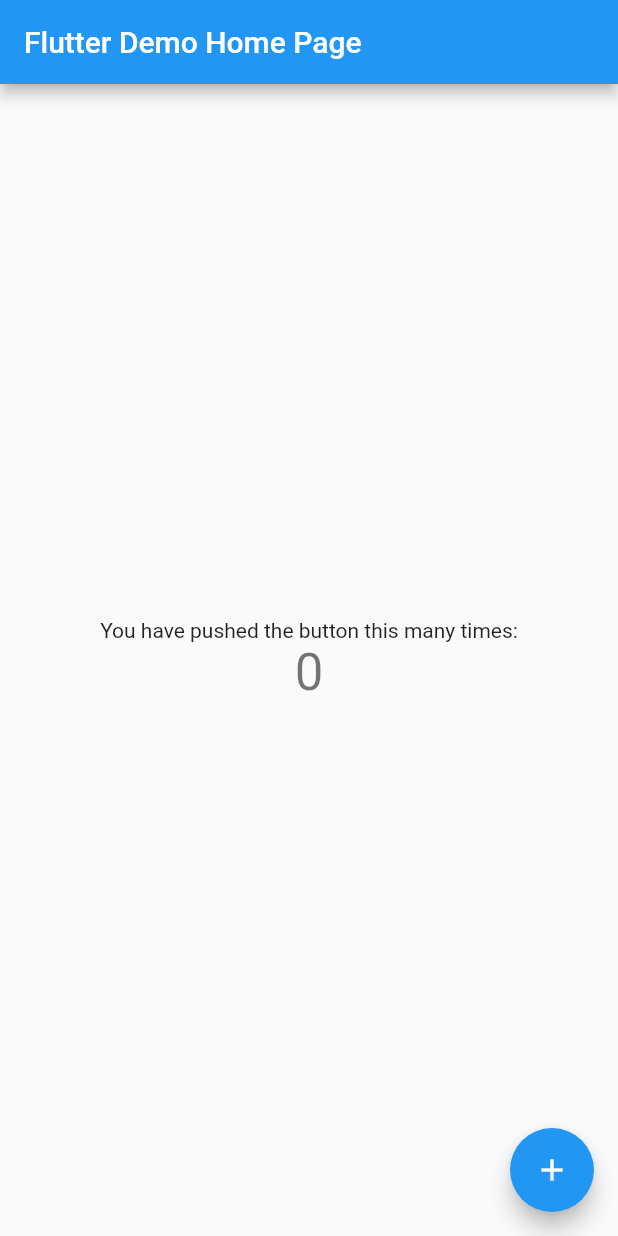
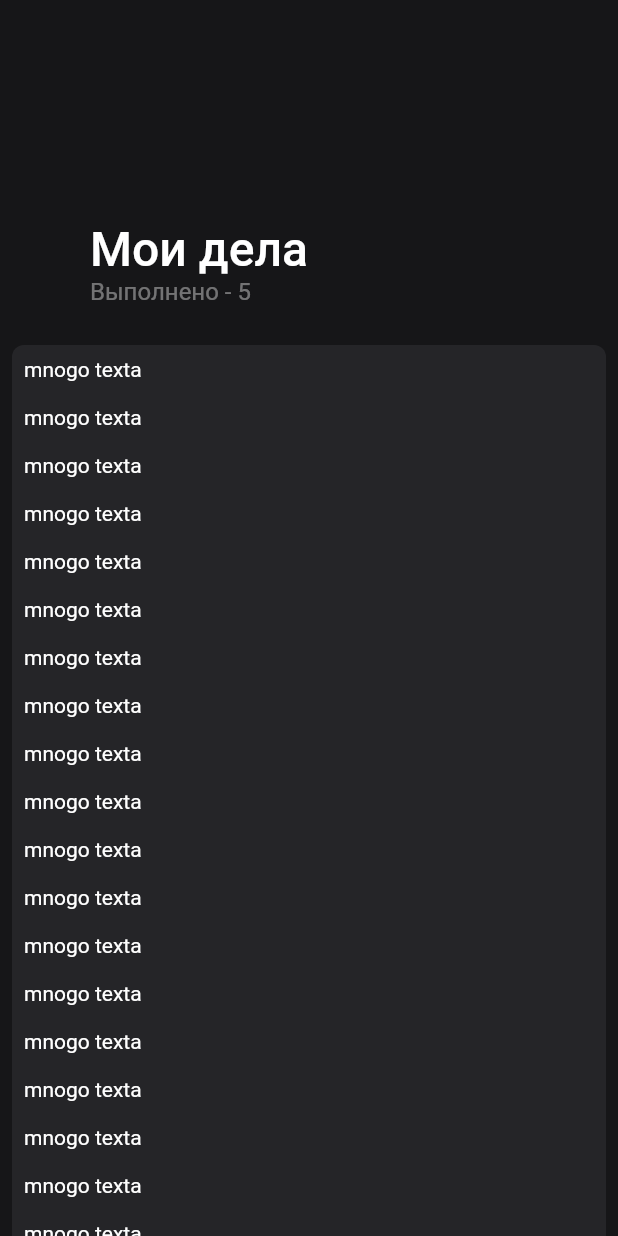
Before and after one commit to Orillio/todo_list, a Flutter app: the screen it shows after launch, on a phone screen of 412 x 824 dp. Run offline on Flutter 3.47's test engine with Material 2 defaults, Android fonts, the phone set to English and light mode, and no system bars.

Commit message:
add main layout in home screen

```diff
--- /dev/null
+++ b/lib/components/shared/large_title.dart
@@ -0,0 +1,14 @@
+import 'package:flutter/material.dart';
+
+class LargeTitle extends StatelessWidget {
+  final String title;
+  const LargeTitle({Key? key, required this.title}) : super(key: key);
+
+  @override
+  Widget build(BuildContext context) {
+    return Text(
+      title,
+      style: Theme.of(context).textTheme.titleLarge
+    );
+  }
+}
--- /dev/null
+++ b/lib/components/shared/small_label.dart
@@ -0,0 +1,14 @@
+import 'package:flutter/material.dart';
+
+class SmallLabel extends StatelessWidget {
+  final String text;
+  const SmallLabel(this.text ,{Key? key}) : super(key: key);
+
+  @override
+  Widget build(BuildContext context) {
+    return Text(
+      text,
+      style: Theme.of(context).textTheme.labelSmall,
+    );
+  }
+}
--- /dev/null
+++ b/lib/components/todo_list.dart
@@ -0,0 +1,31 @@
+import 'package:flutter/material.dart';
+
+class TodoList extends StatefulWidget {
+  const TodoList({Key? key}) : super(key: key);
+
+  @override
+  State<TodoList> createState() => _TodoListState();
+}
+
+class _TodoListState extends State<TodoList> {
+  @override
+  Widget build(BuildContext context) {
+    return  Container(
+      decoration: BoxDecoration(
+        borderRadius: BorderRadius.circular(8),
+        color: Theme.of(context).colorScheme.secondary
+      ),
+      child: ListView.builder(
+        shrinkWrap: true,
+        physics: NeverScrollableScrollPhysics(),
+        itemCount: 30,
+        itemBuilder: (context, index) {
+          return Padding(
+            padding: const EdgeInsets.all(8.0),
+            child: Text("mnogo texta"),
+          );
+        },
+      ),
+    );
+  }
+}
--- /dev/null
+++ b/lib/components/todo_list_header.dart
@@ -0,0 +1,57 @@
+import 'package:flutter/material.dart';
+import 'package:todo_list/components/shared/large_title.dart';
+import 'package:todo_list/components/shared/small_label.dart';
+
+class TodoListHeader extends SliverPersistentHeaderDelegate {
+  final double maximumExtent;
+  final double minimumExtent;
+
+  TodoListHeader({
+    required this.minimumExtent,
+    required this.maximumExtent,
+  });
+
+  @override
+  Widget build(
+      BuildContext context, double shrinkOffset, bool overlapsContent) {
+    return Stack(
+      fit: StackFit.expand,
+      children: [
+        Positioned(
+          bottom: 0,
+          right: 0,
+          left: 0,
+          child: Container(
+            decoration: BoxDecoration(
+              color: Theme.of(context).appBarTheme.backgroundColor!
+                  .withOpacity((shrinkOffset / minimumExtent).clamp(0, 1)),
+            ),
+            padding: EdgeInsets.only(bottom: 26, right: 20, left: 60),
+            height: maxExtent,
+            child: Align(
+              alignment: Alignment.bottomLeft,
+              child: Column(
+                crossAxisAlignment: CrossAxisAlignment.start,
+                mainAxisSize: MainAxisSize.min,
+                children: const [
+                  LargeTitle(title: "Мои дела",),
+                  SmallLabel("Выполнено - 5",),
+                ],
+              ),
+            ),
+          ),
+        ),
+      ],
+    );
+  }
+
+  @override
+  double get maxExtent => maximumExtent;
+
+  @override
+  double get minExtent => minimumExtent;
+
+  @override
+  bool shouldRebuild(covariant SliverPersistentHeaderDelegate oldDelegate) =>
+      true;
+}
--- a/lib/main.dart
+++ b/lib/main.dart
@@ -1,115 +1,35 @@
 import 'package:flutter/material.dart';
+import 'package:provider/provider.dart';
+import 'package:todo_list/navigation/navigation_controller.dart';
+import 'package:todo_list/screens/todo_screen.dart';
+import 'package:todo_list/themes/dark_theme.dart';
 
 void main() {
   runApp(const MyApp());
 }
 
+class TodoListChangeNotifierModel extends ChangeNotifier {
+
+}
+
 class MyApp extends StatelessWidget {
   const MyApp({Key? key}) : super(key: key);
 
-  // This widget is the root of your application.
   @override
   Widget build(BuildContext context) {
-    return MaterialApp(
-      title: 'Flutter Demo',
-      theme: ThemeData(
-        // This is the theme of your application.
-        //
-        // Try running your application with "flutter run". You'll see the
-        // application has a blue toolbar. Then, without quitting the app, try
-        // changing the primarySwatch below to Colors.green and then invoke
-        // "hot reload" (press "r" in the console where you ran "flutter run",
-        // or simply save your changes to "hot reload" in a Flutter IDE).
-        // Notice that the counter didn't reset back to zero; the application
-        // is not restarted.
-        primarySwatch: Colors.blue,
+
+    //Wrapping MaterialApp in MultiProvider to access models in all routes.
+    return MultiProvider(
+      providers: [
+        ChangeNotifierProvider(create: (_) => TodoListChangeNotifierModel()),
+        Provider(create: (_) => NavigationController()),
+      ],
+      child: MaterialApp(
+        title: 'TodoList',
+        themeMode: ThemeMode.dark,
+        darkTheme: darkTheme,
+        home: TodoScreen(),
       ),
-      home: const MyHomePage(title: 'Flutter Demo Home Page'),
     );
   }
 }
-
-class MyHomePage extends StatefulWidget {
-  const MyHomePage({Key? key, required this.title}) : super(key: key);
-
-  // This widget is the home page of your application. It is stateful, meaning
-  // that it has a State object (defined below) that contains fields that affect
-  // how it looks.
-
-  // This class is the configuration for the state. It holds the values (in this
-  // case the title) provided by the parent (in this case the App widget) and
-  // used by the build method of the State. Fields in a Widget subclass are
-  // always marked "final".
-
-  final String title;
-
-  @override
-  State<MyHomePage> createState() => _MyHomePageState();
-}
-
-class _MyHomePageState extends State<MyHomePage> {
-  int _counter = 0;
-
-  void _incrementCounter() {
-    setState(() {
-      // This call to setState tells the Flutter framework that something has
-      // changed in this State, which causes it to rerun the build method below
-      // so that the display can reflect the updated values. If we changed
-      // _counter without calling setState(), then the build method would not be
-      // called again, and so nothing would appear to happen.
-      _counter++;
-    });
-  }
-
-  @override
-  Widget build(BuildContext context) {
-    // This method is rerun every time setState is called, for instance as done
-    // by the _incrementCounter method above.
-    //
-    // The Flutter framework has been optimized to make rerunning build methods
-    // fast, so that you can just rebuild anything that needs updating rather
-    // than having to individually change instances of widgets.
-    return Scaffold(
-      appBar: AppBar(
-        // Here we take the value from the MyHomePage object that was created by
-        // the App.build method, and use it to set our appbar title.
-        title: Text(widget.title),
-      ),
-      body: Center(
-        // Center is a layout widget. It takes a single child and positions it
-        // in the middle of the parent.
-        child: Column(
-          // Column is also a layout widget. It takes a list of children and
-          // arranges them vertically. By default, it sizes itself to fit its
-          // children horizontally, and tries to be as tall as its parent.
-          //
-          // Invoke "debug painting" (press "p" in the console, choose the
-          // "Toggle Debug Paint" action from the Flutter Inspector in Android
-          // Studio, or the "Toggle Debug Paint" command in Visual Studio Code)
-          // to see the wireframe for each widget.
-          //
-          // Column has various properties to control how it sizes itself and
-          // how it positions its children. Here we use mainAxisAlignment to
-          // center the children vertically; the main axis here is the vertical
-          // axis because Columns are vertical (the cross axis would be
-          // horizontal).
-          mainAxisAlignment: MainAxisAlignment.center,
-          children: <Widget>[
-            const Text(
-              'You have pushed the button this many times:',
-            ),
-            Text(
-              '$_counter',
-              style: Theme.of(context).textTheme.headline4,
-            ),
-          ],
-        ),
-      ),
-      floatingActionButton: FloatingActionButton(
-        onPressed: _incrementCounter,
-        tooltip: 'Increment',
-        child: const Icon(Icons.add),
-      ), // This trailing comma makes auto-formatting nicer for build methods.
-    );
-  }
-}
--- /dev/null
+++ b/lib/navigation/navigation_controller.dart
@@ -0,0 +1,9 @@
+import 'package:flutter/material.dart';
+
+class NavigationController extends ChangeNotifier {
+
+  final GlobalKey<NavigatorState> _key = GlobalKey();
+  GlobalKey<NavigatorState> get key => _key;
+
+  //Todo: push, pop routes
+}
--- /dev/null
+++ b/lib/screens/todo_screen.dart
@@ -0,0 +1,49 @@
+import 'package:flutter/material.dart';
+import 'package:todo_list/components/shared/large_title.dart';
+import 'package:todo_list/components/todo_list.dart';
+
+import '../components/todo_list_header.dart';
+
+class TodoScreen extends StatefulWidget {
+  const TodoScreen({Key? key}) : super(key: key);
+
+  @override
+  State<TodoScreen> createState() => _TodoScreenState();
+}
+
+class _TodoScreenState extends State<TodoScreen> {
+  @override
+  Widget build(BuildContext context) {
+    return Scaffold(
+      body: CustomScrollView(
+        slivers: [
+          SliverPersistentHeader(
+            pinned: true,
+            delegate: TodoListHeader(minimumExtent: 120, maximumExtent: 230),
+          ),
+          const SliverToBoxAdapter(
+            child: Padding(
+              padding: EdgeInsets.symmetric(horizontal: 8),
+              child: TodoList(),
+            )
+          ),
+          // SliverToBoxAdapter(
+          //   child: Container(
+          //     child: ListView.builder(
+          //       physics: NeverScrollableScrollPhysics(),
+          //       shrinkWrap: true,
+          //       itemCount: 50,
+          //       itemBuilder: (context, index) {
+          //         return const Padding(
+          //           padding: EdgeInsets.all(10),
+          //           child: Text("1 thing to do is to do"),
+          //         );
+          //       },
+          //     ),
+          //   ),
+          // ),
+        ],
+      ),
+    );
+  }
+}
--- /dev/null
+++ b/lib/themes/dark_theme.dart
@@ -0,0 +1,28 @@
+import 'package:flutter/material.dart';
+
+ThemeData darkTheme = ThemeData(
+  scaffoldBackgroundColor: const Color(0xFF161618),
+  brightness: Brightness.dark,
+
+  colorScheme: const ColorScheme.dark(
+    secondary: Color(0xFF252528)
+  ),
+
+  primaryColorDark: const Color(0xFF161618),
+
+  appBarTheme: const AppBarTheme(
+    backgroundColor: Color(0xFF252528)
+  ),
+
+  textTheme: const TextTheme(
+    titleLarge: TextStyle(
+      fontSize: 32,
+      fontWeight: FontWeight.w500
+    ),
+    labelSmall: TextStyle(
+      fontSize: 16,
+      letterSpacing: 0,
+      color: Color(0x66FFFFFF)
+    )
+  )
+);
```
Also changed, not shown: pubspec.yaml (+2 -69 lines), pubspec.lock.
